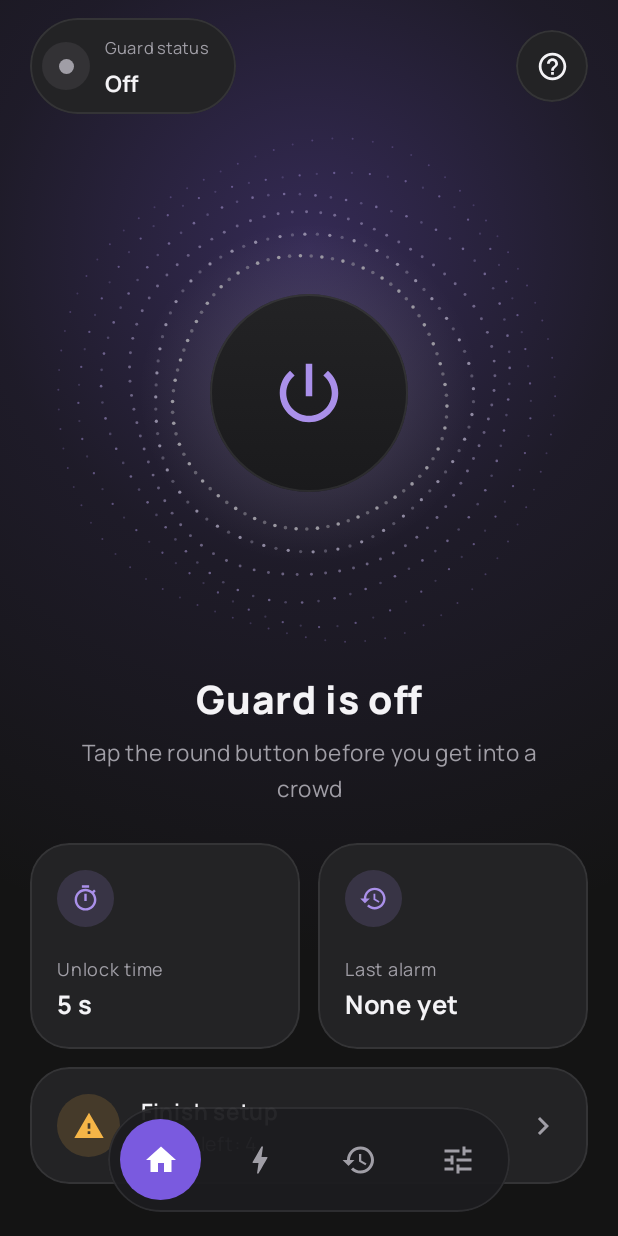
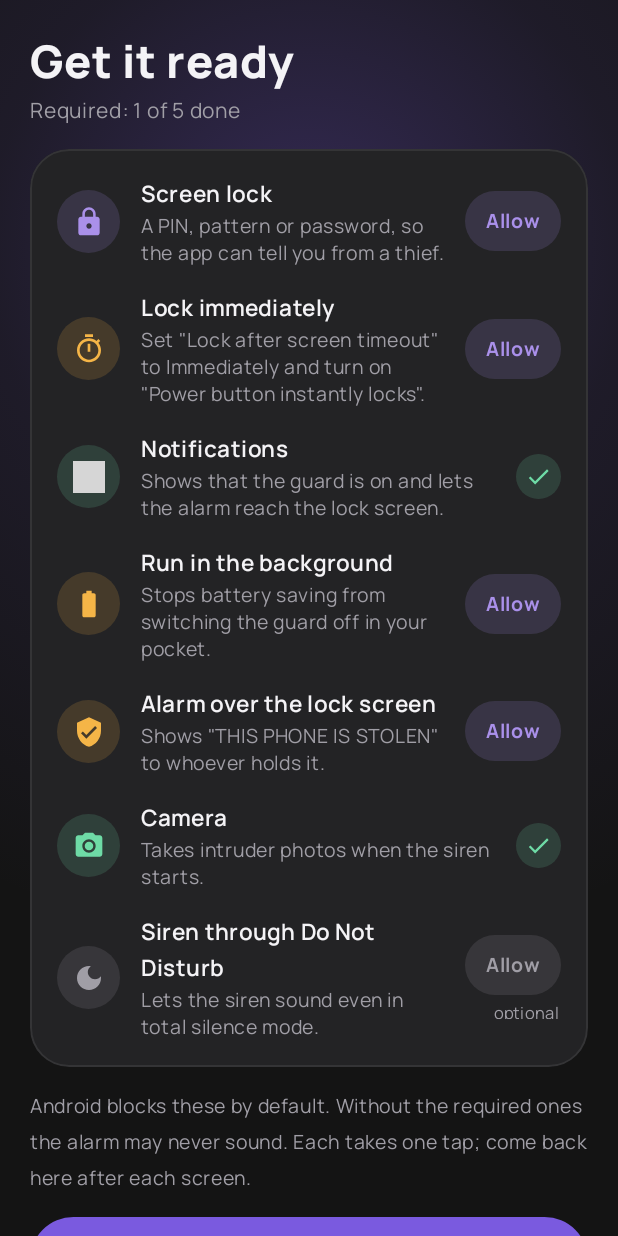
Before and after one commit to taiyebnirjhar/Pocket-guard, an Android app built with Jetpack Compose: the screen it shows after launch (MainActivity), after a tap on "Skip", on a phone screen of 412 x 824 dp. Run offline under Robolectric (Android 15) with nearby library versions, the phone set to English and light mode, and no system bars; grey boxes are pictures that could not be loaded.

Commit message:
First-run setup that asks for every permission up front (v1.1.0)
After a fresh install the guard could be armed with notifications,
background running and the lock-screen alarm still blocked, so a test
did nothing until the user found the checklist in Settings.

Now, straight after the guide, "Get it ready" walks through each thing
the alarm needs, one tap each, ticking them off as they're granted:
screen lock, lock immediately, notifications (in-app prompt), running
in the background (system prompt), the alarm over the lock screen,
autostart on brands that need it, and optionally the camera and Do Not
Disturb. A big button always points at the next missing step.

Tapping the power button while a required step is missing opens the
same screen and arms the guard when it's done; the home "Finish setup"
card opens it too. The emulator test screenshots it.

Co-Authored-By: Claude Opus 5.5 <noreply@anthropic.com>
Claude-Session: https://claude.ai/code/session_01HFPEiX9pn7YGYvqjXzcg9B

```diff
--- a/app/src/main/java/com/taiyeb/pocketguard/HomeScreen.kt
+++ b/app/src/main/java/com/taiyeb/pocketguard/HomeScreen.kt
@@ -56,13 +56,13 @@ import androidx.compose.ui.unit.sp
 import kotlinx.coroutines.delay
 
 @Composable
-fun HomeScreen(refreshKey: Int, onOpenGuide: () -> Unit, onOpenSettings: () -> Unit) {
+fun HomeScreen(refreshKey: Int, onOpenGuide: () -> Unit, onOpenSetup: (armAfter: Boolean) -> Unit) {
     val context = LocalContext.current
     val phase by GuardState.phase.collectAsState()
     val armedAt by GuardState.armedAt.collectAsState()
     val unlockStops by GuardState.unlockStopsAlarm.collectAsState()
     val historyVersion by History.version.collectAsState()
-    val setup = remember(refreshKey, phase) { SetupStatus.read(context) }
+    val left = remember(refreshKey, phase) { missingRequired(context) }
     // Re-read on resume: test mode switches itself off after an hour.
     val testMode = remember(refreshKey, phase) { Prefs.testMode(context) }
     val grace = remember(refreshKey) { Prefs.graceSeconds(context) }
@@ -74,6 +74,8 @@ fun HomeScreen(refreshKey: Int, onOpenGuide: () -> Unit, onOpenSettings: () -> U
     }
     val onPower: () -> Unit = {
         when {
+            // Something the alarm depends on is still off: walk through it, then arm.
+            phase == Phase.OFF && left > 0 -> onOpenSetup(true)
             phase == Phase.OFF -> if (!GuardService.arm(context)) {
                 Toast.makeText(context, R.string.main_need_lock, Toast.LENGTH_LONG).show()
             }
@@ -152,10 +154,9 @@ fun HomeScreen(refreshKey: Int, onOpenGuide: () -> Unit, onOpenSettings: () -> U
                 Modifier.weight(1f),
             )
         }
-        val left = setup.stepsLeft
         if (left > 0) {
             Spacer(Modifier.height(12.dp))
-            GlassCard(onClick = onOpenSettings) {
+            GlassCard(onClick = { onOpenSetup(false) }) {
                 SettingRow(
                     R.drawable.ic_warning,
                     stringResource(R.string.home_setup_title),
@@ -245,7 +246,3 @@ private fun ArmedFor(since: Long) {
 
 private fun relativeTime(time: Long): String =
     DateUtils.getRelativeTimeSpanString(time, System.currentTimeMillis(), DateUtils.MINUTE_IN_MILLIS, DateUtils.FORMAT_ABBREV_RELATIVE).toString()
-
-/** Setup steps that still stand between the user and a guard that works when it matters. */
-val SetupStatus.stepsLeft
-    get() = listOf(notifications, battery, fullScreen, secureLock, lockCheck == Prefs.LockCheck.PASSED).count { !it }
--- a/app/src/main/java/com/taiyeb/pocketguard/MainActivity.kt
+++ b/app/src/main/java/com/taiyeb/pocketguard/MainActivity.kt
@@ -1,16 +1,12 @@
 package com.taiyeb.pocketguard
 
-import android.Manifest
 import android.content.Intent
-import android.content.pm.PackageManager
-import android.os.Build
 import android.os.Bundle
 import android.widget.Toast
 import androidx.activity.ComponentActivity
 import androidx.activity.compose.BackHandler
 import androidx.activity.compose.setContent
 import androidx.activity.enableEdgeToEdge
-import androidx.activity.result.contract.ActivityResultContracts
 import androidx.compose.foundation.layout.navigationBarsPadding
 import androidx.compose.foundation.layout.padding
 import androidx.compose.runtime.Composable
@@ -39,13 +35,10 @@ class MainActivity : ComponentActivity() {
         const val EXTRA_TAB = "tab"
     }
 
-    private enum class Screen { ONBOARDING, MAIN }
+    private enum class Screen { ONBOARDING, SETUP, MAIN }
 
     /** Bumped on resume so permission and setup checks re-read settings after the user comes back. */
     private val refreshKey = mutableIntStateOf(0)
-
-    private val requestNotifications =
-        registerForActivityResult(ActivityResultContracts.RequestPermission()) { refreshKey.intValue++ }
 
     override fun onCreate(savedInstanceState: Bundle?) {
         super.onCreate(savedInstanceState)
@@ -56,30 +49,61 @@ class MainActivity : ComponentActivity() {
         }
         if (savedInstanceState == null) handleFixLock(intent)
         if (Prefs.autoArmTransit(this)) TransitRecognition.enable(this)
-        if (savedInstanceState == null && Build.VERSION.SDK_INT >= 33 &&
-            checkSelfPermission(Manifest.permission.POST_NOTIFICATIONS) != PackageManager.PERMISSION_GRANTED
-        ) {
-            requestNotifications.launch(Manifest.permission.POST_NOTIFICATIONS)
+        // For screenshots and shortcuts: "--es tab settings" opens that tab, "--es tab setup" the setup.
+        val tabExtra = intent?.getStringExtra(EXTRA_TAB)
+        val firstScreen = when {
+            !Prefs.onboarded(this) -> Screen.ONBOARDING
+            tabExtra.equals("setup", ignoreCase = true) -> Screen.SETUP
+            else -> Screen.MAIN
         }
-        val firstScreen = if (Prefs.onboarded(this)) Screen.MAIN else Screen.ONBOARDING
-        // For screenshots and shortcuts: "--es tab settings" opens that tab.
-        val firstTab = Tab.entries.firstOrNull { it.name.equals(intent?.getStringExtra(EXTRA_TAB), ignoreCase = true) } ?: Tab.HOME
+        val firstTab = Tab.entries.firstOrNull { it.name.equals(tabExtra, ignoreCase = true) } ?: Tab.HOME
         setContent {
             PocketGuardTheme {
                 var screen by rememberSaveable { mutableStateOf(firstScreen) }
                 var tab by rememberSaveable { mutableStateOf(firstTab) }
+                // Setup opened by the power button arms the guard once it's done.
+                var armAfterSetup by rememberSaveable { mutableStateOf(false) }
                 when (screen) {
                     Screen.ONBOARDING -> {
                         // Reopened as the guide: Back returns to the app instead of leaving it.
                         BackHandler(Prefs.onboarded(this@MainActivity)) { screen = Screen.MAIN }
                         OnboardingScreen(onDone = {
+                            val firstTime = !Prefs.onboarded(this@MainActivity)
                             Prefs.setOnboarded(this@MainActivity, true)
+                            // First run goes straight on to the permissions, while the user is paying attention.
+                            screen = if (firstTime && missingRequired(this@MainActivity) > 0) Screen.SETUP else Screen.MAIN
+                        })
+                    }
+                    Screen.SETUP -> {
+                        val leave = {
+                            armAfterSetup = false
                             screen = Screen.MAIN
-                        })
+                        }
+                        BackHandler { leave() }
+                        GlowBackground(Purple) {
+                            SetupScreen(
+                                refreshKey = refreshKey.intValue,
+                                onDone = {
+                                    if (armAfterSetup && !GuardService.arm(this@MainActivity)) {
+                                        Toast.makeText(this@MainActivity, R.string.main_need_lock, Toast.LENGTH_LONG).show()
+                                    }
+                                    leave()
+                                },
+                                onSkip = leave,
+                            )
+                        }
                     }
                     Screen.MAIN -> {
                         BackHandler(tab != Tab.HOME) { tab = Tab.HOME }
-                        MainTabs(tab, onSelect = { tab = it }, onOpenGuide = { screen = Screen.ONBOARDING })
+                        MainTabs(
+                            tab,
+                            onSelect = { tab = it },
+                            onOpenGuide = { screen = Screen.ONBOARDING },
+                            onOpenSetup = { arm ->
+                                armAfterSetup = arm
+                                screen = Screen.SETUP
+                            },
+                        )
                     }
                 }
             }
@@ -87,14 +111,14 @@ class MainActivity : ComponentActivity() {
     }
 
     @Composable
-    private fun MainTabs(tab: Tab, onSelect: (Tab) -> Unit, onOpenGuide: () -> Unit) {
+    private fun MainTabs(tab: Tab, onSelect: (Tab) -> Unit, onOpenGuide: () -> Unit, onOpenSetup: (Boolean) -> Unit) {
         val phase by GuardState.phase.collectAsState()
         GlowBackground(if (tab == Tab.HOME) phase.glow else Purple) {
             when (tab) {
                 Tab.HOME -> HomeScreen(
                     refreshKey = refreshKey.intValue,
                     onOpenGuide = onOpenGuide,
-                    onOpenSettings = { onSelect(Tab.SETTINGS) },
+                    onOpenSetup = onOpenSetup,
                 )
                 Tab.TRIGGERS -> TriggersScreen(refreshKey.intValue)
                 Tab.HISTORY -> HistoryScreen()
--- a/app/src/main/java/com/taiyeb/pocketguard/Prefs.kt
+++ b/app/src/main/java/com/taiyeb/pocketguard/Prefs.kt
@@ -89,6 +89,12 @@ object Prefs {
     fun setIntruderPhotos(context: Context, value: Boolean) = put(context, "intruder_photos", value)
 
     fun onboarded(context: Context) = get(context, "onboarded", false)
+
+    /** Steps the app can't check by itself, marked done once the user opened their settings. */
+    fun autostartOpened(context: Context) = get(context, "autostart_opened", false)
+    fun setAutostartOpened(context: Context) = put(context, "autostart_opened", true)
+    fun lockDelayOpened(context: Context) = get(context, "lock_delay_opened", false)
+    fun setLockDelayOpened(context: Context) = put(context, "lock_delay_opened", true)
     fun setOnboarded(context: Context, value: Boolean) = put(context, "onboarded", value)
 
     /** Bluetooth addresses that count for earbud triggers. Empty means any earbuds, headphones or watch. */
--- /dev/null
+++ b/app/src/main/java/com/taiyeb/pocketguard/SetupScreen.kt
@@ -0,0 +1,186 @@
+package com.taiyeb.pocketguard
+
+import android.Manifest
+import android.content.Context
+import android.content.pm.PackageManager
+import android.os.Build
+import androidx.activity.compose.rememberLauncherForActivityResult
+import androidx.activity.result.contract.ActivityResultContracts
+import androidx.annotation.DrawableRes
+import androidx.compose.foundation.background
+import androidx.compose.foundation.layout.Box
+import androidx.compose.foundation.layout.Column
+import androidx.compose.foundation.layout.fillMaxWidth
+import androidx.compose.foundation.layout.height
+import androidx.compose.foundation.layout.size
+import androidx.compose.foundation.shape.CircleShape
+import androidx.compose.material3.Icon
+import androidx.compose.material3.Text
+import androidx.compose.material3.TextButton
+import androidx.compose.runtime.Composable
+import androidx.compose.runtime.getValue
+import androidx.compose.runtime.mutableIntStateOf
+import androidx.compose.runtime.remember
+import androidx.compose.runtime.setValue
+import androidx.compose.ui.Alignment
+import androidx.compose.ui.Modifier
+import androidx.compose.ui.draw.clip
+import androidx.compose.ui.platform.LocalContext
+import androidx.compose.ui.res.painterResource
+import androidx.compose.ui.res.stringResource
+import androidx.compose.ui.text.font.FontWeight
+import androidx.compose.ui.unit.dp
+import androidx.compose.ui.unit.sp
+
+/** One thing the phone must allow. [required] ones decide whether the alarm can work at all. */
+data class SetupStep(
+    val id: String,
+    @DrawableRes val icon: Int,
+    val title: Int,
+    val why: Int,
+    val required: Boolean,
+    val done: Boolean,
+)
+
+/** Brands that stop background apps from restarting unless "autostart" is allowed. */
+private val autostartBrands = setOf(
+    "xiaomi", "redmi", "poco", "oppo", "realme", "oneplus", "vivo", "iqoo", "huawei", "honor",
+    "infinix", "tecno", "itel",
+)
+
+fun needsAutostart() = Build.MANUFACTURER.lowercase() in autostartBrands ||
+    Build.BRAND.lowercase() in autostartBrands
+
+private fun granted(context: Context, permission: String) =
+    context.checkSelfPermission(permission) == PackageManager.PERMISSION_GRANTED
+
+/** Every step that applies to this phone, in the order the guide asks for them. */
+fun setupSteps(context: Context, status: SetupStatus = SetupStatus.read(context)): List<SetupStep> = buildList {
+    add(SetupStep("lock", R.drawable.ic_lock, R.string.ready_lock, R.string.ready_lock_why, true, status.secureLock))
+    add(
+        SetupStep(
+            "lock_delay", R.drawable.ic_timer, R.string.ready_lock_delay, R.string.ready_lock_delay_why, true,
+            status.lockCheck == Prefs.LockCheck.PASSED ||
+                (status.lockCheck == Prefs.LockCheck.UNTESTED && Prefs.lockDelayOpened(context)),
+        ),
+    )
+    add(SetupStep("notifications", R.drawable.ic_bell, R.string.ready_notifications, R.string.ready_notifications_why, true, status.notifications))
+    add(SetupStep("battery", R.drawable.ic_battery, R.string.ready_battery, R.string.ready_battery_why, true, status.battery))
+    if (Build.VERSION.SDK_INT >= 34) {
+        add(SetupStep("full_screen", R.drawable.ic_shield, R.string.ready_full_screen, R.string.ready_full_screen_why, true, status.fullScreen))
+    }
+    if (needsAutostart()) {
+        add(SetupStep("autostart", R.drawable.ic_bolt, R.string.ready_autostart, R.string.ready_autostart_why, true, Prefs.autostartOpened(context)))
+    }
+    if (Prefs.intruderPhotos(context)) {
+        add(
+            SetupStep(
+                "camera", R.drawable.ic_camera, R.string.ready_camera, R.string.ready_camera_why, false,
+                granted(context, Manifest.permission.CAMERA),
+            ),
+        )
+    }
+    add(SetupStep("dnd", R.drawable.ic_moon, R.string.ready_dnd, R.string.ready_dnd_why, false, status.doNotDisturb))
+}
+
+/** Required steps still missing; the guard can't be relied on until this is zero. */
+fun missingRequired(context: Context) = setupSteps(context).count { it.required && !it.done }
+
+/**
+ * "Get it ready": walks through every permission and setting the alarm depends on, one tap each,
+ * ticking them off as they're granted. Shown after the guide, and whenever arming finds a gap.
+ */
+@Composable
+fun SetupScreen(refreshKey: Int, onDone: () -> Unit, onSkip: () -> Unit) {
+    val context = LocalContext.current
+    // Bumped after an in-app permission dialog, which doesn't pause the activity.
+    var localKey by remember { mutableIntStateOf(0) }
+    val steps = remember(refreshKey, localKey) { setupSteps(context) }
+    val notificationPermission = rememberLauncherForActivityResult(ActivityResultContracts.RequestPermission()) { ok ->
+        if (!ok) SetupActions.notifications(context) // Denied before: only the settings screen can change it.
+        localKey++
+    }
+    val cameraPermission = rememberLauncherForActivityResult(ActivityResultContracts.RequestPermission()) { localKey++ }
+
+    val act: (SetupStep) -> Unit = { step ->
+        when (step.id) {
+            "lock" -> SetupActions.secureLock(context)
+            "lock_delay" -> {
+                Prefs.setLockDelayOpened(context)
+                SetupActions.secureLock(context)
+            }
+            "notifications" -> if (Build.VERSION.SDK_INT >= 33) {
+                notificationPermission.launch(Manifest.permission.POST_NOTIFICATIONS)
+            } else {
+                SetupActions.notifications(context)
+            }
+            "battery" -> SetupActions.battery(context)
+            "full_screen" -> SetupActions.fullScreen(context)
+            "autostart" -> {
+                Prefs.setAutostartOpened(context)
+                SetupActions.autostart(context)
+            }
+            "camera" -> cameraPermission.launch(Manifest.permission.CAMERA)
+            "dnd" -> SetupActions.doNotDisturb(context)
+        }
+    }
+
+    val required = steps.filter { it.required }
+    val requiredDone = required.count { it.done }
+    val ready = requiredDone == required.size
+    // The first step still to do gets the big button, so the user never has to hunt for it.
+    val next = steps.firstOrNull { it.required && !it.done } ?: steps.firstOrNull { !it.done }
+
+    TabPage(
+        stringResource(R.string.ready_title),
+        stringResource(R.string.ready_progress, requiredDone, required.size),
+    ) {
+        GlassCard {
+            steps.forEach { step -> StepRow(step, isNext = step == next) { act(step) } }
+        }
+        Text(stringResource(R.string.ready_note), color = Muted, fontSize = 13.sp)
+        if (next != null) {
+            PrimaryButton(stringResource(R.string.ready_do, stringResource(next.title)), onClick = { act(next) })
+        } else {
+            PrimaryButton(stringResource(R.string.ready_done), onClick = onDone)
+        }
+        // Only optional steps left: finishing is fine. Required ones missing: allow putting it off.
+        if (next != null) {
+            TextButton(onClick = if (ready) onDone else onSkip, modifier = Modifier.fillMaxWidth()) {
+                Text(
+                    stringResource(if (ready) R.string.ready_done else R.string.ready_later),
+                    color = if (ready) Lavender else Muted,
+                    fontWeight = FontWeight.Bold,
+                )
+            }
+        }
+    }
+}
+
+@Composable
+private fun StepRow(step: SetupStep, isNext: Boolean, onClick: () -> Unit) {
+    val tint = when {
+        step.done -> Green
+        step.required -> if (isNext) Lavender else Amber
+        else -> Muted
+    }
+    SettingRow(
+        step.icon,
+        stringResource(step.title),
+        stringResource(step.why),
+        tint = tint,
+    ) {
+        if (step.done) {
+            Box(Modifier.size(30.dp).clip(CircleShape).background(Green.copy(alpha = 0.16f)), contentAlignment = Alignment.Center) {
+                Icon(painterResource(R.drawable.ic_check), contentDescription = null, tint = Green, modifier = Modifier.size(18.dp))
+            }
+        } else {
+            Column(horizontalAlignment = Alignment.End) {
+                PillAction(stringResource(R.string.action_allow), onClick, color = if (step.required) Lavender else Muted)
+                if (!step.required) {
+                    Text(stringResource(R.string.ready_optional), color = Muted, fontSize = 11.sp, modifier = Modifier.height(16.dp))
+                }
+            }
+        }
+    }
+}
--- a/app/src/main/res/values/strings.xml
+++ b/app/src/main/res/values/strings.xml
@@ -89,7 +89,7 @@
     <string name="onboarding_3_title">If someone takes it</string>
     <string name="onboarding_3_body">Beeps in your earbuds, then a siren the thief can\'t silence, a flashing torch and photos of whoever is holding it. Restarting the phone doesn\'t stop it.</string>
     <string name="onboarding_4_title">Set it up, then test it</string>
-    <string name="onboarding_4_body">Go through the setup checklist: a screen lock that locks immediately, and nothing that stops the guard in the background. Turn on Test mode to try it with a quiet siren.</string>
+    <string name="onboarding_4_body">Next, allow what the alarm needs: each one is a single tap. Then turn on Test mode in Settings to try it with a quiet siren.</string>
     <string name="history_title">Theft history</string>
     <string name="history_clear">Clear</string>
     <string name="history_empty">No alarms yet.</string>
@@ -144,4 +144,27 @@
     <string name="history_clear_confirm">Delete all alarms and intruder photos?</string>
     <string name="action_cancel">Cancel</string>
     <string name="action_delete">Delete</string>
+    <string name="ready_title">Get it ready</string>
+    <string name="ready_progress">Required: %1$d of %2$d done</string>
+    <string name="ready_note">Android blocks these by default. Without the required ones the alarm may never sound. Each takes one tap; come back here after each screen.</string>
+    <string name="ready_do">Allow: %1$s</string>
+    <string name="ready_done">Done</string>
+    <string name="ready_later">Later</string>
+    <string name="ready_optional">optional</string>
+    <string name="ready_lock">Screen lock</string>
+    <string name="ready_lock_why">A PIN, pattern or password, so the app can tell you from a thief.</string>
+    <string name="ready_lock_delay">Lock immediately</string>
+    <string name="ready_lock_delay_why">Set \"Lock after screen timeout\" to Immediately and turn on \"Power button instantly locks\".</string>
+    <string name="ready_notifications">Notifications</string>
+    <string name="ready_notifications_why">Shows that the guard is on and lets the alarm reach the lock screen.</string>
+    <string name="ready_battery">Run in the background</string>
+    <string name="ready_battery_why">Stops battery saving from switching the guard off in your pocket.</string>
+    <string name="ready_full_screen">Alarm over the lock screen</string>
+    <string name="ready_full_screen_why">Shows \"THIS PHONE IS STOLEN\" to whoever holds it.</string>
+    <string name="ready_autostart">Autostart</string>
+    <string name="ready_autostart_why">Your phone brand stops apps restarting. Turn Autostart on for Pocket Guard.</string>
+    <string name="ready_camera">Camera</string>
+    <string name="ready_camera_why">Takes intruder photos when the siren starts.</string>
+    <string name="ready_dnd">Siren through Do Not Disturb</string>
+    <string name="ready_dnd_why">Lets the siren sound even in total silence mode.</string>
 </resources>
```
Also changed, not shown: 4 other files.
